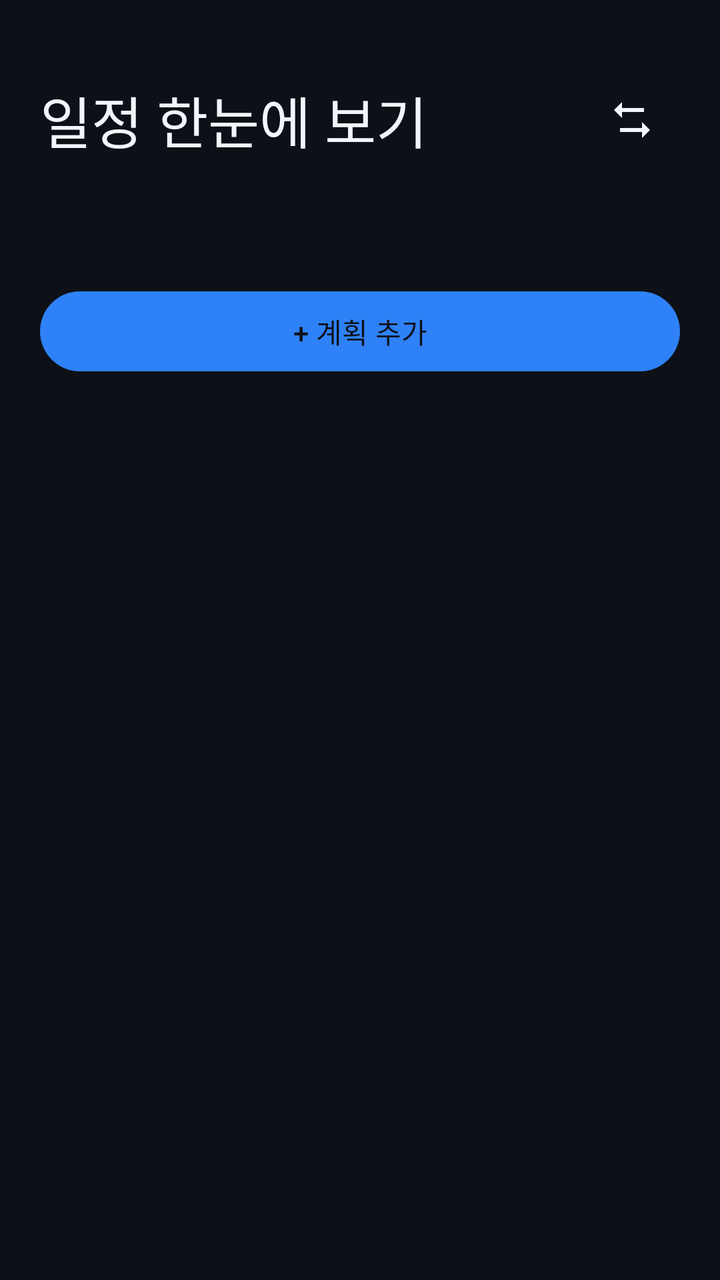
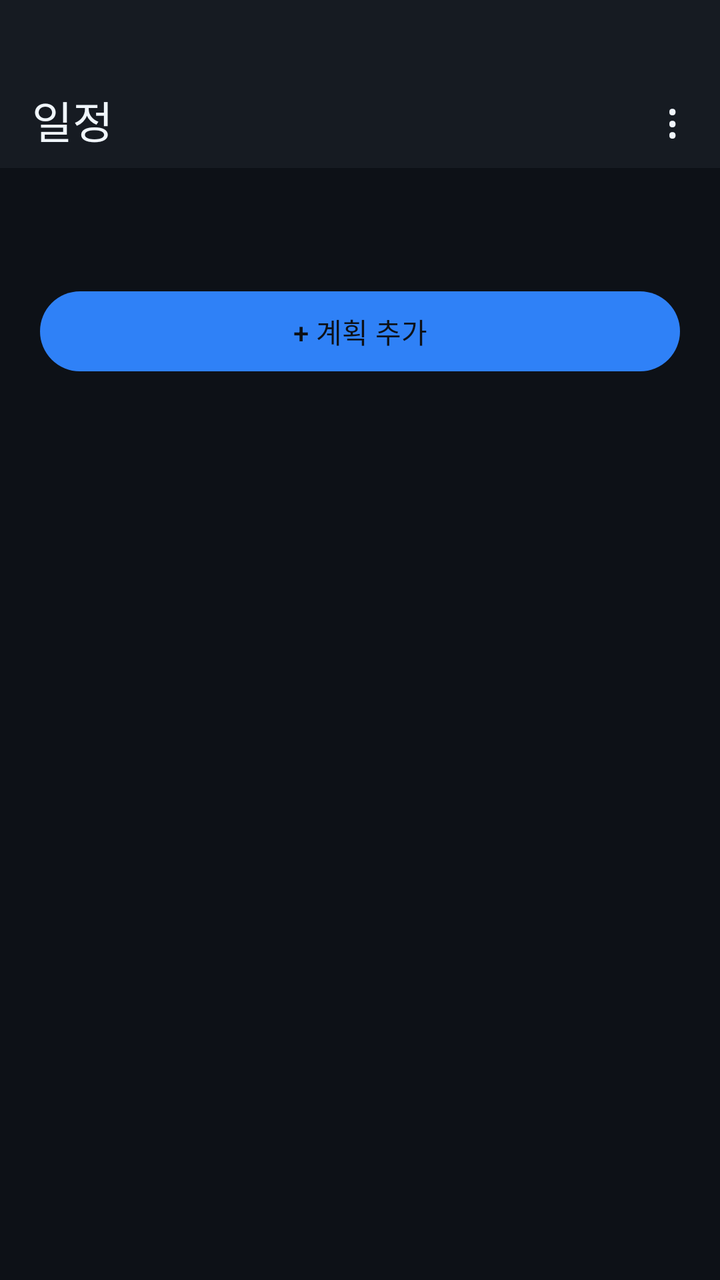

An Android layout rendered at two revisions. The XML below is the earlier revision; the diff shows what the commit changed to produce the second picture.
<!-- AndroidManifest.xml: application theme Theme.HomeworkTracker -->
<!-- res/layout/fragment_personal_plans.xml -->
<LinearLayout xmlns:android="http://schemas.android.com/apk/res/android" xmlns:app="http://schemas.android.com/apk/res-auto" android:layout_width="match_parent" android:layout_height="match_parent" android:orientation="vertical" android:background="?attr/colorSurface" android:paddingHorizontal="20dp" android:paddingTop="36dp">
 <LinearLayout android:layout_width="match_parent" android:layout_height="wrap_content" android:orientation="horizontal" android:gravity="center_vertical">
  <TextView android:layout_width="0dp" android:layout_weight="1" android:layout_height="wrap_content" android:text="@string/personal_widget_label" android:textAppearance="@style/TextAppearance.Material3.HeadlineMedium" android:textColor="?attr/colorOnSurface" />
  <ImageButton android:id="@+id/homeModeSwitch" android:layout_width="48dp" android:layout_height="48dp" android:src="@drawable/ic_switch_mode" android:background="?attr/selectableItemBackgroundBorderless" android:contentDescription="앱별 계획 모드로 전환" app:tint="?attr/colorOnSurface" />
 </LinearLayout>
 <TextView android:id="@+id/personalSummary" android:layout_width="match_parent" android:layout_height="wrap_content" android:layout_marginTop="20dp" android:textAppearance="@style/TextAppearance.Material3.TitleMedium" android:textColor="?attr/colorOnPrimaryContainer" />
 <com.google.android.material.button.MaterialButton android:id="@+id/addPersonalPlan" android:layout_width="match_parent" android:layout_height="wrap_content" android:layout_marginTop="16dp" android:text="+ 계획 추가" />
 <ScrollView android:layout_width="match_parent" android:layout_height="0dp" android:layout_weight="1" android:clipToPadding="false" android:paddingBottom="24dp">
  <LinearLayout android:id="@+id/personalPlanList" android:layout_width="match_parent" android:layout_height="wrap_content" android:orientation="vertical" />
 </ScrollView>
</LinearLayout>
<!-- resources referenced by this layout -->
<resources>
  <!-- drawable ic_switch_mode (drawable) -->
  <vector xmlns:android="http://schemas.android.com/apk/res/android" android:width="24dp" android:height="24dp" android:viewportWidth="24" android:viewportHeight="24">
   <path android:fillColor="#FFFFFFFF" android:pathData="M7,3 L3,7 L7,11 L7,8 L18,8 L18,6 L7,6 Z M17,13 L17,16 L6,16 L6,18 L17,18 L17,21 L21,17 Z" />
  </vector>
  <string name="personal_widget_label">일정 한눈에 보기</string>
  <style name="Theme.HomeworkTracker" parent="Base.Theme.HomeworkTracker" />
  <style name="Base.Theme.HomeworkTracker" parent="Theme.Material3.Dark.NoActionBar">
          <item name="colorPrimary">@color/md_primary</item>
          <item name="colorOnPrimary">@color/md_on_primary</item>
          <item name="colorPrimaryContainer">@color/md_primary_container</item>
          <item name="colorOnPrimaryContainer">@color/md_on_primary_container</item>
          <item name="colorSecondary">@color/md_secondary</item>
          <item name="colorOnSecondary">@color/md_on_secondary</item>
          <item name="colorSecondaryContainer">@color/md_secondary_container</item>
          <item name="colorOnSecondaryContainer">@color/md_on_secondary_container</item>
          <item name="colorError">@color/md_error</item>
          <item name="android:colorBackground">@color/md_surface</item>
          <item name="colorSurface">@color/md_surface</item>
          <item name="colorOnSurface">@color/md_on_surface</item>
          <item name="colorSurfaceVariant">@color/md_surface_variant</item>
          <item name="colorOnSurfaceVariant">@color/md_on_surface_variant</item>
          <item name="colorOutlineVariant">@color/md_outline_variant</item>
      </style>
  <color name="md_primary">#2F81F7</color>
  <color name="md_on_primary">#0D1117</color>
  <color name="md_primary_container">#1C2D4F</color>
  <color name="md_on_primary_container">#58A6FF</color>
  <color name="md_secondary">#8B949E</color>
  <color name="md_on_secondary">#0D1117</color>
  <color name="md_secondary_container">#21262D</color>
  <color name="md_on_secondary_container">#C9D1D9</color>
  <color name="md_error">#F85149</color>
  <color name="md_surface">#0D1117</color>
  <color name="md_on_surface">#F0F6FC</color>
  <color name="md_surface_variant">#161B22</color>
  <color name="md_on_surface_variant">#8B949E</color>
  <color name="md_outline_variant">#30363D</color>
</resources>

<!-- the commit's change to res/layout/fragment_personal_plans.xml (unified diff, before → after) -->
@@ -1,11 +1,12 @@
-<LinearLayout xmlns:android="http://schemas.android.com/apk/res/android" xmlns:app="http://schemas.android.com/apk/res-auto" android:layout_width="match_parent" android:layout_height="match_parent" android:orientation="vertical" android:background="?attr/colorSurface" android:paddingHorizontal="20dp" android:paddingTop="36dp">
- <LinearLayout android:layout_width="match_parent" android:layout_height="wrap_content" android:orientation="horizontal" android:gravity="center_vertical">
-  <TextView android:layout_width="0dp" android:layout_weight="1" android:layout_height="wrap_content" android:text="@string/personal_widget_label" android:textAppearance="@style/TextAppearance.Material3.HeadlineMedium" android:textColor="?attr/colorOnSurface" />
-  <ImageButton android:id="@+id/homeModeSwitch" android:layout_width="48dp" android:layout_height="48dp" android:src="@drawable/ic_switch_mode" android:background="?attr/selectableItemBackgroundBorderless" android:contentDescription="앱별 계획 모드로 전환" app:tint="?attr/colorOnSurface" />
- </LinearLayout>
+<LinearLayout xmlns:android="http://schemas.android.com/apk/res/android" xmlns:app="http://schemas.android.com/apk/res-auto" android:layout_width="match_parent" android:layout_height="match_parent" android:orientation="vertical" android:background="?attr/colorSurface">
+ <com.google.android.material.appbar.MaterialToolbar android:layout_width="match_parent" android:layout_height="wrap_content" android:paddingTop="36dp" android:background="?attr/colorSurfaceVariant" app:title="일정" app:titleMarginStart="8dp" app:titleTextColor="?attr/colorOnSurface" app:titleTextAppearance="@style/TextAppearance.Material3.TitleLarge">
+  <TextView android:id="@+id/personalMenu" android:layout_width="48dp" android:layout_height="48dp" android:layout_gravity="end" android:gravity="center" android:text="⋮" android:textSize="24sp" android:textColor="?attr/colorOnSurface" android:contentDescription="메뉴 열기" android:foreground="?attr/selectableItemBackgroundBorderless" android:clickable="true" android:focusable="true" />
+ </com.google.android.material.appbar.MaterialToolbar>
+ <LinearLayout android:layout_width="match_parent" android:layout_height="0dp" android:layout_weight="1" android:orientation="vertical" android:paddingHorizontal="20dp">
  <TextView android:id="@+id/personalSummary" android:layout_width="match_parent" android:layout_height="wrap_content" android:layout_marginTop="20dp" android:textAppearance="@style/TextAppearance.Material3.TitleMedium" android:textColor="?attr/colorOnPrimaryContainer" />
  <com.google.android.material.button.MaterialButton android:id="@+id/addPersonalPlan" android:layout_width="match_parent" android:layout_height="wrap_content" android:layout_marginTop="16dp" android:text="+ 계획 추가" />
  <ScrollView android:layout_width="match_parent" android:layout_height="0dp" android:layout_weight="1" android:clipToPadding="false" android:paddingBottom="24dp">
   <LinearLayout android:id="@+id/personalPlanList" android:layout_width="match_parent" android:layout_height="wrap_content" android:orientation="vertical" />
  </ScrollView>
+ </LinearLayout>
 </LinearLayout>
<!-- resource entries referenced after the edit -->
@@ -1,10 +1,5 @@
 <!-- resources referenced by this layout -->
 <resources>
-  <!-- drawable ic_switch_mode (drawable) -->
-  <vector xmlns:android="http://schemas.android.com/apk/res/android" android:width="24dp" android:height="24dp" android:viewportWidth="24" android:viewportHeight="24">
-   <path android:fillColor="#FFFFFFFF" android:pathData="M7,3 L3,7 L7,11 L7,8 L18,8 L18,6 L7,6 Z M17,13 L17,16 L6,16 L6,18 L17,18 L17,21 L21,17 Z" />
-  </vector>
-  <string name="personal_widget_label">일정 한눈에 보기</string>
   <style name="Theme.HomeworkTracker" parent="Base.Theme.HomeworkTracker" />
   <style name="Base.Theme.HomeworkTracker" parent="Theme.Material3.Dark.NoActionBar">
           <item name="colorPrimary">@color/md_primary</item>
